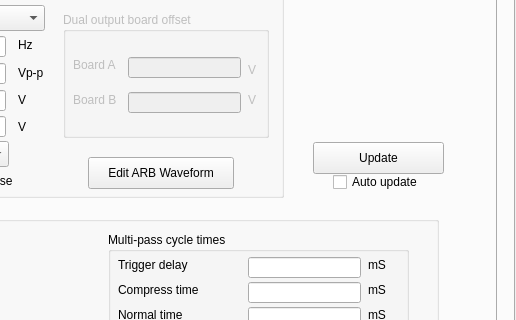
Above: mips.ui from MOBILionSystems/MIPS-app-MOBILion before the change; both pictures show x 281 to 797 and y 111 to 431 of the 797 by 649 pixel window. Below: the same form after it.
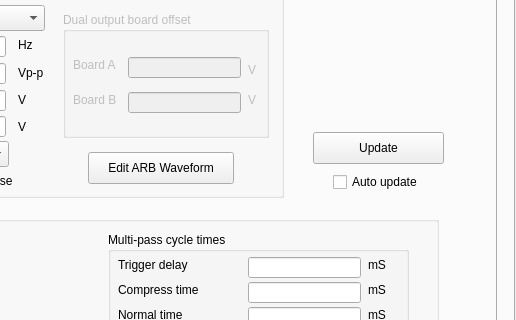
That is the form after the change. The open tabs and pages were chosen to show the change. Icons and pictures are not drawn. Custom widgets are drawn as their Qt base class.

What changed in the file:
```diff
--- a/mips.ui
+++ b/mips.ui
@@ -3501,7 +3501,7 @@
          <property name="geometry">
           <rect>
            <x>300</x>
-           <y>180</y>
+           <y>175</y>
            <width>146</width>
            <height>32</height>
           </rect>
@@ -3822,7 +3822,7 @@
         <property name="geometry">
          <rect>
           <x>575</x>
-          <y>160</y>
+          <y>150</y>
           <width>131</width>
           <height>32</height>
          </rect>
```
Left out of the diff: 12 changed lines with no effect on the pictures.
